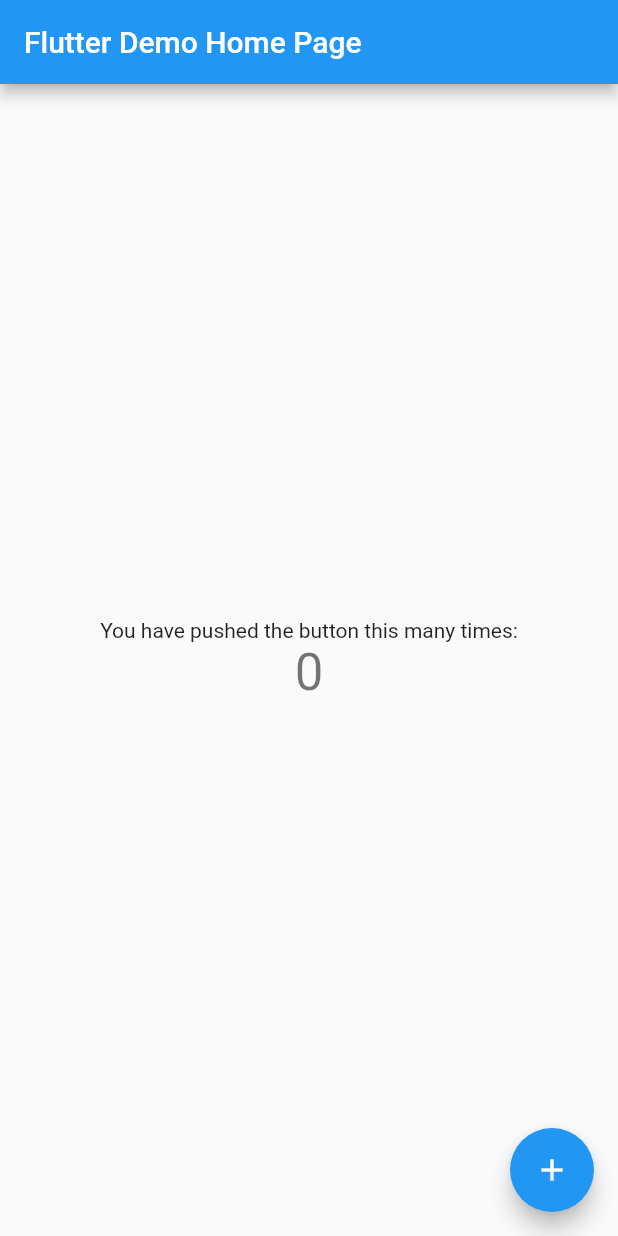
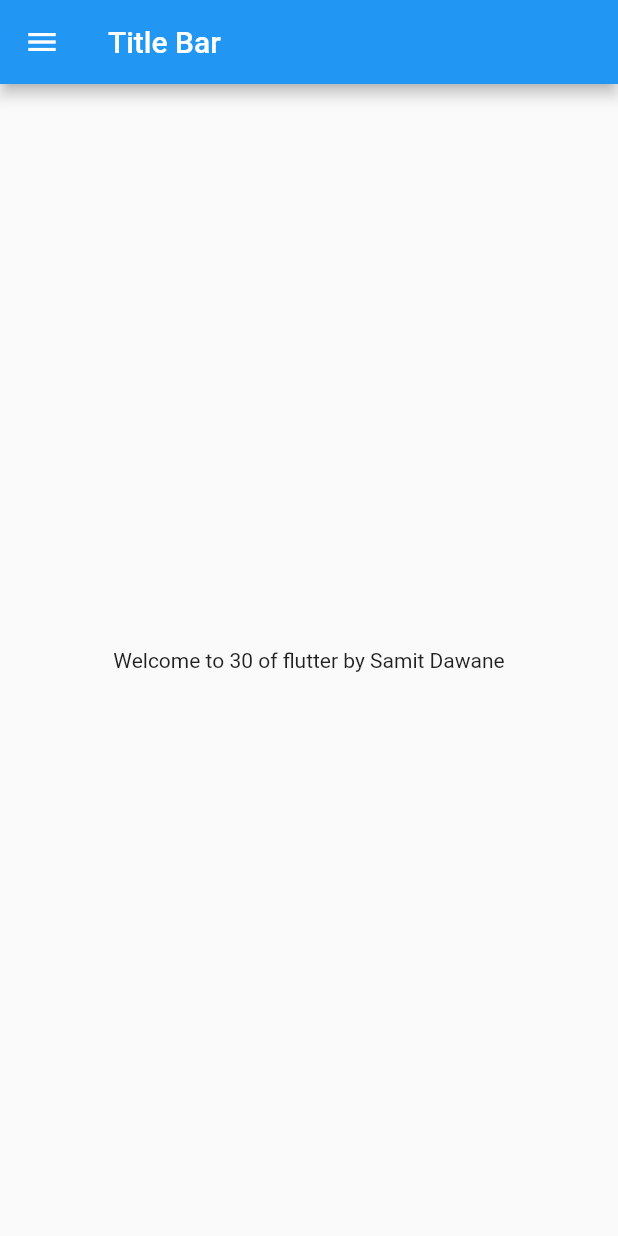
Before and after one commit to samitdawane/flutter_course, a Flutter app: the screen it shows after launch, on a phone screen of 412 x 824 dp. Run offline on Flutter 3.47's test engine with Material 2 defaults, Android fonts, the phone set to English and light mode, and no system bars.

Commit message:
day 2 completed

```diff
--- /dev/null
+++ b/lib/home_page.dart
@@ -0,0 +1,19 @@
+import 'package:flutter/material.dart';
+
+class HomePage extends StatelessWidget{
+  final int days = 30;
+  final String name = "Samit Dawane";
+  @override
+  Widget build(BuildContext context) {
+
+    return Scaffold(
+      appBar: AppBar(title: Text("Title Bar"),),
+      drawer: Drawer(),
+      body: Center(
+        child: Container(
+          child: Text("Welcome to $days of flutter by $name"),
+        ),),
+    );
+  }
+
+}
--- a/lib/main.dart
+++ b/lib/main.dart
@@ -1,113 +1,16 @@
 import 'package:flutter/material.dart';
+import 'package:flutter_course/home_page.dart';
 
 void main() {
   runApp(MyApp());
 }
 
 class MyApp extends StatelessWidget {
-  // This widget is the root of your application.
   @override
   Widget build(BuildContext context) {
     return MaterialApp(
-      title: 'Flutter Demo',
-      theme: ThemeData(
-        // This is the theme of your application.
-        //
-        // Try running your application with "flutter run". You'll see the
-        // application has a blue toolbar. Then, without quitting the app, try
-        // changing the primarySwatch below to Colors.green and then invoke
-        // "hot reload" (press "r" in the console where you ran "flutter run",
-        // or simply save your changes to "hot reload" in a Flutter IDE).
-        // Notice that the counter didn't reset back to zero; the application
-        // is not restarted.
-        primarySwatch: Colors.blue,
-      ),
-      home: MyHomePage(title: 'Flutter Demo Home Page'),
+      debugShowCheckedModeBanner: false,
+      home: HomePage()
     );
   }
 }
-
-class MyHomePage extends StatefulWidget {
-  MyHomePage({Key? key, required this.title}) : super(key: key);
-
-  // This widget is the home page of your application. It is stateful, meaning
-  // that it has a State object (defined below) that contains fields that affect
-  // how it looks.
-
-  // This class is the configuration for the state. It holds the values (in this
-  // case the title) provided by the parent (in this case the App widget) and
-  // used by the build method of the State. Fields in a Widget subclass are
-  // always marked "final".
-
-  final String title;
-
-  @override
-  _MyHomePageState createState() => _MyHomePageState();
-}
-
-class _MyHomePageState extends State<MyHomePage> {
-  int _counter = 0;
-
-  void _incrementCounter() {
-    setState(() {
-      // This call to setState tells the Flutter framework that something has
-      // changed in this State, which causes it to rerun the build method below
-      // so that the display can reflect the updated values. If we changed
-      // _counter without calling setState(), then the build method would not be
-      // called again, and so nothing would appear to happen.
-      _counter++;
-    });
-  }
-
-  @override
-  Widget build(BuildContext context) {
-    // This method is rerun every time setState is called, for instance as done
-    // by the _incrementCounter method above.
-    //
-    // The Flutter framework has been optimized to make rerunning build methods
-    // fast, so that you can just rebuild anything that needs updating rather
-    // than having to individually change instances of widgets.
-    return Scaffold(
-      appBar: AppBar(
-        // Here we take the value from the MyHomePage object that was created by
-        // the App.build method, and use it to set our appbar title.
-        title: Text(widget.title),
-      ),
-      body: Center(
-        // Center is a layout widget. It takes a single child and positions it
-        // in the middle of the parent.
-        child: Column(
-          // Column is also a layout widget. It takes a list of children and
-          // arranges them vertically. By default, it sizes itself to fit its
-          // children horizontally, and tries to be as tall as its parent.
-          //
-          // Invoke "debug painting" (press "p" in the console, choose the
-          // "Toggle Debug Paint" action from the Flutter Inspector in Android
-          // Studio, or the "Toggle Debug Paint" command in Visual Studio Code)
-          // to see the wireframe for each widget.
-          //
-          // Column has various properties to control how it sizes itself and
-          // how it positions its children. Here we use mainAxisAlignment to
-          // center the children vertically; the main axis here is the vertical
-          // axis because Columns are vertical (the cross axis would be
-          // horizontal).
-          mainAxisAlignment: MainAxisAlignment.center,
-          children: <Widget>[
-            Text(
-              'You have pushed the button this many times:',
-            ),
-            Text(
-              '$_counter',
-              style: Theme.of(context).textTheme.headline4,
-            ),
-          ],
-        ),
-      ),
-      floatingActionButton: FloatingActionButton(
-        onPressed: _incrementCounter,
-        tooltip: 'Increment',
-        child: Icon(Icons.add),
-      ), // This trailing comma makes auto-formatting nicer for build methods.
-    );
-  }
-}
```
